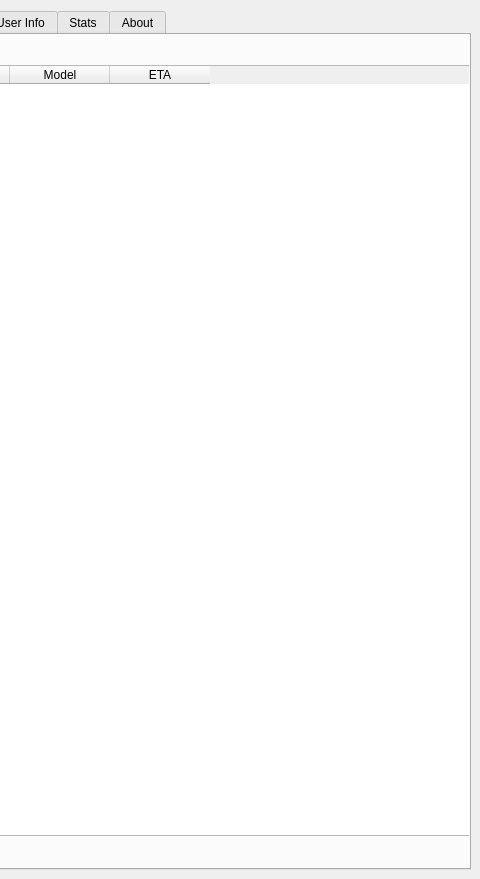
Qt form QTProj/QtHorde/form.ui (Unit1208/HordeQT) before a commit; both pictures show x 312 to 792 and y 0 to 879 of the 792 by 879 pixel window.
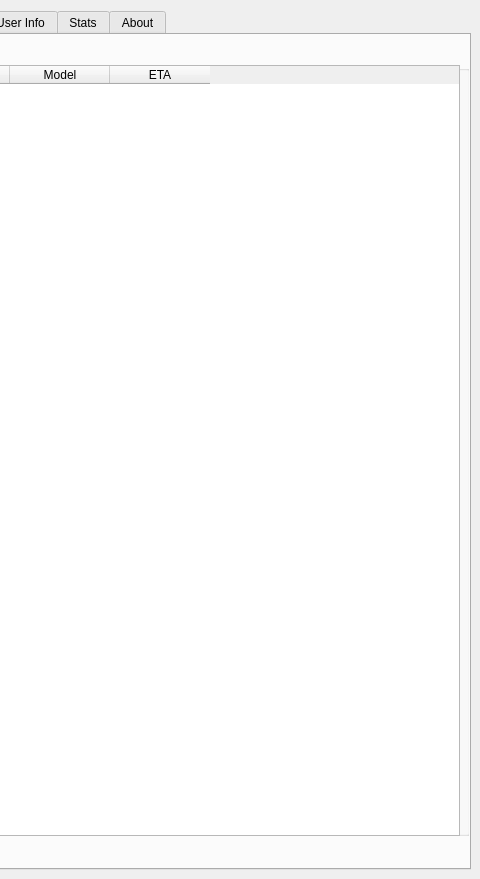
The same form after that commit. Icons and pictures are not drawn.

```diff
--- a/QTProj/QtHorde/form.ui
+++ b/QTProj/QtHorde/form.ui
@@ -518,7 +518,7 @@
           <rect>
            <x>0</x>
            <y>0</y>
-           <width>771</width>
+           <width>751</width>
            <height>771</height>
           </rect>
          </property>
```
